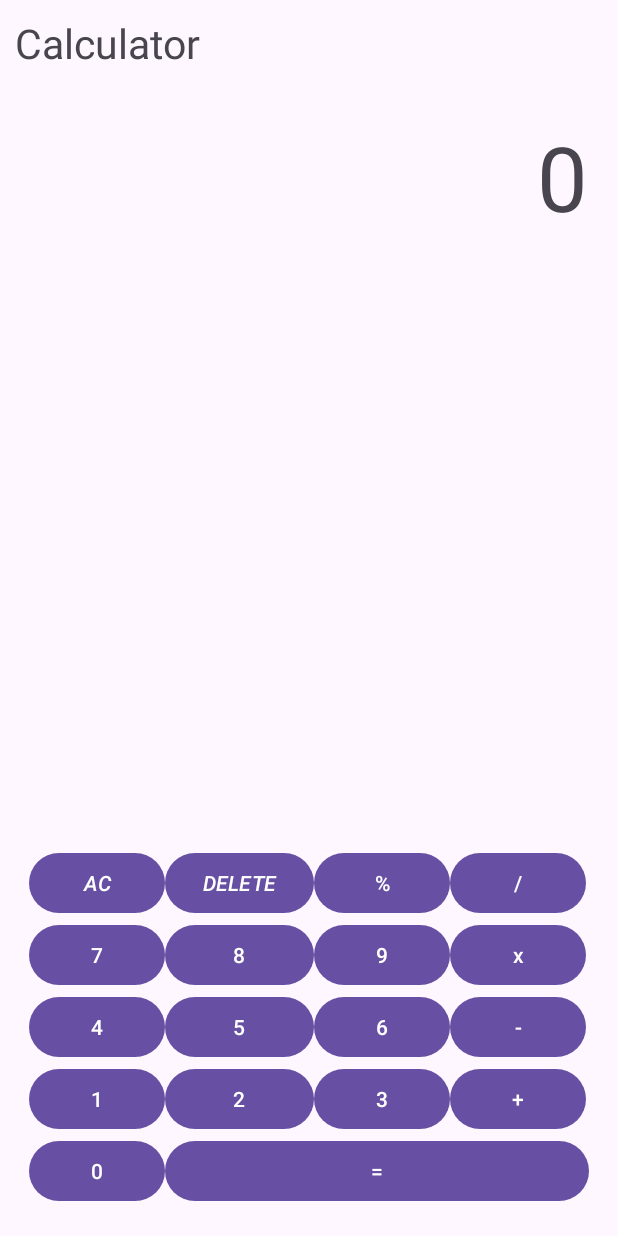
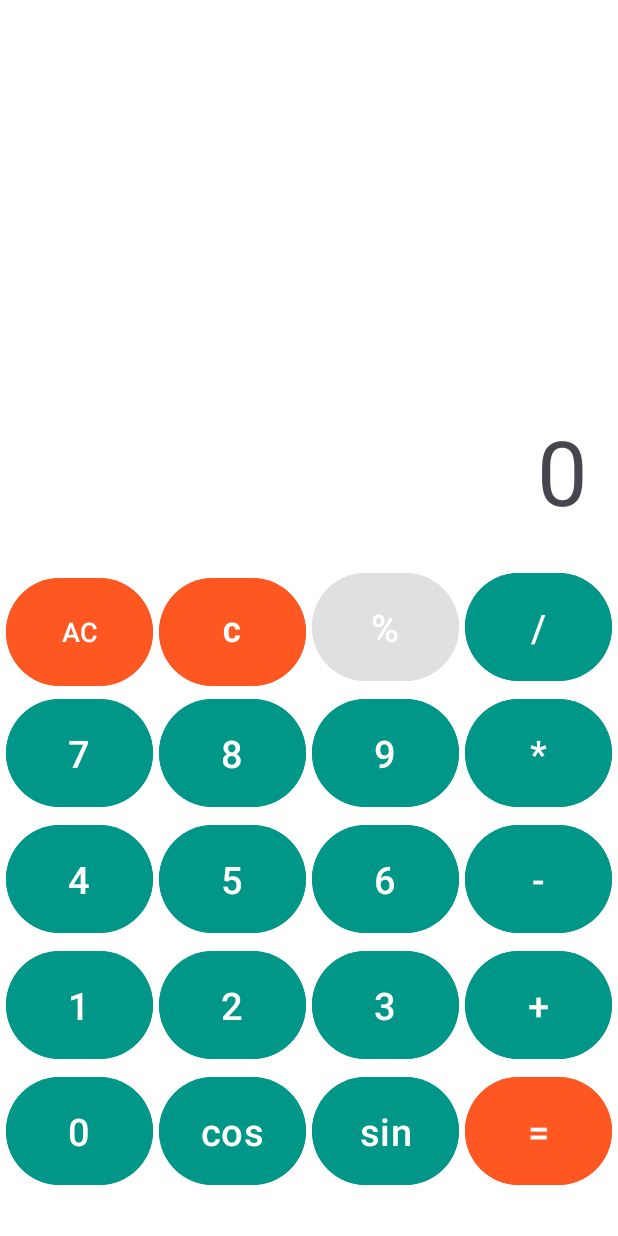
Before and after one commit to salmanmirr/Calculator-App, an Android app: the screen it shows after launch (MainActivity), on a phone screen of 412 x 824 dp. Run offline under Robolectric (Android 15) with nearby library versions, the phone set to English and light mode, and no system bars; 2 statements that could not run were skipped.

Commit message:
updated at 2:31

```diff
--- a/app/src/main/java/com/example/calculator/MainActivity.java
+++ b/app/src/main/java/com/example/calculator/MainActivity.java
@@ -1,8 +1,6 @@
 package com.example.calculator;
 
 import android.os.Bundle;
-
-import androidx.activity.EdgeToEdge;
 import androidx.appcompat.app.AppCompatActivity;
 import android.view.View;
 import android.widget.Button;
@@ -11,16 +9,12 @@ import android.widget.TextView;
 public class MainActivity extends AppCompatActivity {
 
     private TextView displayTextView;
-    private double firstNumber = 0;
-    private double secondNumber = 0;
-    private String operator = "";
     private boolean isNewOperation = true;
-
+    private StringBuilder expression = new StringBuilder();
 
     @Override
     protected void onCreate(Bundle savedInstanceState) {
         super.onCreate(savedInstanceState);
-        EdgeToEdge.enable(this);
         setContentView(R.layout.activity_main);
 
         displayTextView = findViewById(R.id.displayID);
@@ -41,70 +35,105 @@ public class MainActivity extends AppCompatActivity {
         findViewById(R.id.multiplyID).setOnClickListener(this::onOperatorClick);
         findViewById(R.id.divideID).setOnClickListener(this::onOperatorClick);
         findViewById(R.id.percentageID).setOnClickListener(this::onOperatorClick);
+        findViewById(R.id.sinID).setOnClickListener(this:: onSinClick);
+        findViewById(R.id.cosID).setOnClickListener(this:: onCosClick);
 
         findViewById(R.id.equalID).setOnClickListener(this::onEqualsClick);
 
         findViewById(R.id.acID).setOnClickListener(view -> clear());
 
+        findViewById(R.id.deleteID).setOnClickListener(view -> deleteLastCharacter());
+    }
 
-    }
 
     private void onNumberClick(View view) {
         Button button = (Button) view;
-        String currentText = displayTextView.getText().toString();
-
         if (isNewOperation) {
-            displayTextView.setText(button.getText().toString());
+            expression.setLength(0);
             isNewOperation = false;
-
-        } else {
-            displayTextView.setText(currentText + button.getText().toString());
         }
+        expression.append(button.getText().toString());
+        displayTextView.setText(expression.toString());
     }
 
     private void onOperatorClick(View view) {
         Button button = (Button) view;
-        firstNumber = Double.parseDouble(displayTextView.getText().toString());
-        operator = button.getText().toString();
+
+        if (!isNewOperation) {
+            expression.append(button.getText().toString());
+            displayTextView.setText(expression.toString());
+            isNewOperation = false;
+        }
+    }
+
+    private void onEqualsClick(View view) {
+
+        try {
+            double result = evaluateExpression(expression.toString());
+
+            if (result == (int) result) {
+                displayTextView.setText(String.valueOf((int) result));
+            } else {
+                displayTextView.setText(String.valueOf(result));
+            }
+
+        } catch (Exception e) {
+            displayTextView.setText("Error");
+        }
         isNewOperation = true;
     }
 
-    private void onEqualsClick(View view) {
+    private double evaluateExpression(String expr) {
         double result = 0;
-        switch (operator) {
-            case "+":
-                result = firstNumber + secondNumber;
-                break;
-            case "-":
-                result = firstNumber - secondNumber;
-                break;
-            case "*":
-                result = firstNumber * secondNumber;
-                break;
-            case "/":
-                if (secondNumber != 0) {
-                    result = firstNumber / secondNumber;
-                } else {
-                    displayTextView.setText("Error");
-                    operator = "";
-                    isNewOperation = true;
-                    return;
+        char lastOperator = '+';
+        StringBuilder numberBuilder = new StringBuilder();
+
+        for (char ch : expr.toCharArray()) {
+            if (Character.isDigit(ch) || ch == '.') {
+                numberBuilder.append(ch);
+            } else {
+                result = calculate(result, Double.parseDouble(numberBuilder.toString()), lastOperator);
+                lastOperator = ch;
+                numberBuilder.setLength(0);
+            }
+        }
+
+        if (numberBuilder.length() > 0) {
+            result = calculate(result, Double.parseDouble(numberBuilder.toString()), lastOperator);
+        }
+        return result;
+    }
+
+    private double calculate(double left, double right, char operator) {
+        switch(operator) {
+            case '+': return left + right;
+            case '-': return left - right;
+            case '*': return left * right;
+            case '/':
+                if (right == 0) {
+                    throw new ArithmeticException("Division by zero");
                 }
-                break;
+                return left / right;
+            case '%':
+                return left * (right / 100);
+            default: return 0;
+        }
+    }
+
+    private void deleteLastCharacter() {
+        if (expression.length() > 0) {
+            expression.deleteCharAt(expression.length() -1);
+            displayTextView.setText(expression.toString());
+            if (expression.length() == 0) {
+                displayTextView.setText("0");
+            }
+        }
+    }
 
 
-        }
-        displayTextView.setText(String.valueOf(result));
-        operator = "";
+    private void clear() {
+        expression.setLength(0);
+        displayTextView.setText("0");
         isNewOperation = true;
     }
-
-    private void clear() {
-        displayTextView.setText("0");
-        firstNumber = 0;
-        secondNumber = 0;
-        operator = "";
-        isNewOperation = true;
-    }
-
 }
--- a/app/src/main/res/layout/activity_main.xml
+++ b/app/src/main/res/layout/activity_main.xml
@@ -4,19 +4,10 @@
     xmlns:tools="http://schemas.android.com/tools"
     android:layout_width="match_parent"
     android:layout_height="match_parent"
-    tools:context=".MainActivity">
+    tools:context=".MainActivity"
+    android:background="@color/white">
 
 
-    <TextView
-        android:id="@+id/textViewID"
-        android:layout_width="wrap_content"
-        android:layout_height="wrap_content"
-        android:text="Calculator"
-        android:padding="10dp"
-        android:textSize="27dp"
-        android:layout_alignParentTop="true"
-        android:layout_alignParentLeft="true"
-        />
 
     <TextView
         android:id="@+id/displayID"
@@ -26,45 +17,67 @@
         android:text="0"
         android:textSize="60dp"
         android:padding="20dp"
-        android:layout_below="@+id/textViewID"/>
+        android:layout_above="@+id/tableLayoutID"/>
 
 
     <TableLayout
         android:id="@+id/tableLayoutID"
-        android:layout_width="match_parent"
-        android:layout_height="wrap_content"
+        android:layout_width="wrap_content"
+        android:layout_height="450dp"
         android:layout_alignParentBottom="true"
         android:stretchColumns="*"
-        android:padding="19dp">
+        android:padding="2dp">
+
+
+
 
         <TableRow>
 
             <Button
                 android:id="@+id/acID"
                 android:layout_width="0dp"
-                android:layout_height="wrap_content"
+                android:layout_height="80dp"
                 android:text="AC"
-                android:textStyle="italic"
-                android:padding="8dp"/>
+                android:padding="8dp"
+                android:layout_weight=".7"
+                android:layout_margin="2dp"
+                android:textSize="18dp"
+                android:backgroundTint="@color/coral"
+                />
 
             <Button
                 android:id="@+id/deleteID"
-                android:layout_width="wrap_content"
-                android:layout_height="wrap_content"
-                android:text="DELETE"
-                android:textStyle="italic"/>
+                android:layout_width="0dp"
+                android:layout_height="80dp"
+                android:text="C"
+                android:textStyle="bold"
+                android:padding="8dp"
+                android:layout_weight=".7"
+                android:layout_margin="2dp"
+                android:textSize="18dp"
+                android:backgroundTint="@color/coral"/>
 
             <Button
                 android:id="@+id/percentageID"
-                android:layout_width="wrap_content"
-                android:layout_height="wrap_content"
-                android:text="%" />
+                android:layout_width="0dp"
+                android:layout_height="80dp"
+                android:text="%"
+                android:padding="8dp"
+                android:layout_weight=".7"
+                android:layout_margin="2dp"
+                android:textSize="25dp"
+                android:backgroundTint="@color/lightGray"/>
 
             <Button
                 android:id="@+id/divideID"
-                android:layout_width="wrap_content"
-                android:layout_height="wrap_content"
-                android:text="/" />
+                android:layout_width="0dp"
+                android:layout_height="80dp"
+                android:text="/"
+                android:padding="8dp"
+                android:layout_weight=".7"
+                android:layout_margin="2dp"
+                android:textSize="25dp"
+                android:backgroundTint="@color/teal"/>
 
         </TableRow>
 
@@ -73,27 +86,46 @@
             <Button
                 android:id="@+id/oneID"
                 android:layout_width="0dp"
-                android:layout_height="wrap_content"
+                android:layout_height="80dp"
                 android:text="7"
-                android:padding="8dp"/>
+                android:padding="8dp"
+                android:layout_weight=".7"
+                android:layout_margin="2dp"
+                android:textSize="25dp"
+                android:backgroundTint="@color/teal"/>
 
             <Button
                 android:id="@+id/twoID"
-                android:layout_width="wrap_content"
-                android:layout_height="wrap_content"
-                android:text="8" />
+                android:layout_width="0dp"
+                android:layout_height="80dp"
+                android:text="8"
+                android:padding="8dp"
+                android:layout_weight=".7"
+                android:layout_margin="2dp"
+                android:textSize="25dp"
+                android:backgroundTint="@color/teal"/>
 
             <Button
                 android:id="@+id/threeID"
-                android:layout_width="wrap_content"
-                android:layout_height="wrap_content"
-                android:text="9" />
+                android:layout_width="0dp"
+                android:layout_height="80dp"
+                android:text="9"
+                android:padding="8dp"
+                android:layout_weight=".7"
+                android:layout_margin="2dp"
+                android:textSize="25dp"
+                android:backgroundTint="@color/teal"/>
 
             <Button
                 android:id="@+id/multiplyID"
-                android:layout_width="wrap_content"
-                android:layout_height="wrap_content"
-                android:text="x" />
+                android:layout_width="0dp"
+                android:layout_height="80dp"
+                android:text="*"
+                android:padding="8dp"
+                android:layout_weight=".7"
+                android:layout_margin="2dp"
+                android:textSize="25dp"
+                android:backgroundTint="@color/teal"/>
 
         </TableRow>
 
@@ -102,27 +134,47 @@
 
             <Button
                 android:id="@+id/fourID"
-                android:layout_width="wrap_content"
-                android:layout_height="wrap_content"
-                android:text="4" />
+                android:layout_width="0dp"
+                android:layout_height="80dp"
+                android:text="4"
+                android:padding="8dp"
+                android:layout_weight=".7"
+                android:layout_margin="2dp"
+                android:textSize="25dp"
+                android:backgroundTint="@color/teal"/>
 
             <Button
                 android:id="@+id/fiveID"
-                android:layout_width="wrap_content"
-                android:layout_height="wrap_content"
-                android:text="5" />
+                android:layout_width="0dp"
+                android:layout_height="80dp"
+                android:text="5"
+                android:padding="8dp"
+                android:layout_weight=".7"
+                android:layout_margin="2dp"
+                android:textSize="25dp"
+                android:backgroundTint="@color/teal"/>
 
             <Button
                 android:id="@+id/sixID"
-                android:layout_width="wrap_content"
-                android:layout_height="wrap_content"
-                android:text="6" />
+                android:layout_width="0dp"
+                android:layout_height="80dp"
+                android:text="6"
+                android:padding="8dp"
+                android:layout_weight=".7"
+                android:layout_margin="2dp"
+                android:textSize="25dp"
+                android:backgroundTint="@color/teal"/>
 
             <Button
                 android:id="@+id/subtractID"
-                android:layout_width="wrap_content"
-                android:layout_height="wrap_content"
-                android:text="-" />
+                android:layout_width="0dp"
+                android:layout_height="80dp"
+                android:text="-"
+                android:padding="8dp"
+                android:layout_weight=".7"
+                android:layout_margin="2dp"
+                android:textSize="25dp"
+                android:backgroundTint="@color/teal"/>
 
         </TableRow>
 
@@ -131,27 +183,48 @@
 
             <Button
                 android:id="@+id/sevenID"
-                android:layout_width="wrap_content"
-                android:layout_height="wrap_content"
-                android:text="1" />
+                android:layout_width="0dp"
+                android:layout_height="80dp"
+                android:text="1"
+                android:padding="8dp"
+                android:layout_weight=".7"
+                android:layout_margin="2dp"
+                android:textSize="25dp"
+                android:backgroundTint="@color/teal"/>
 
             <Button
                 android:id="@+id/eightID"
-                android:layout_width="wrap_content"
-                android:layout_height="wrap_content"
-                android:text="2" />
+                android:layout_width="0dp"
+                android:layout_height="80dp"
+                android:text="2"
+                android:padding="8dp"
+                android:layout_weight=".7"
+                android:layout_margin="2dp"
+                android:textSize="25dp"
+                android:backgroundTint="@color/teal"/>
 
             <Button
                 android:id="@+id/nineID"
-                android:layout_width="wrap_content"
-                android:layout_height="wrap_content"
-                android:text="3" />
+                android:layout_width="0dp"
+                android:layout_height="80dp"
+                android:text="3"
+                android:padding="8dp"
+                android:layout_weight=".7"
+                android:layout_margin="2dp"
+                android:textSize="25dp"
+                android:backgroundTint="@color/teal"
+                />
 
             <Button
                 android:id="@+id/addID"
-                android:layout_width="wrap_content"
-                android:layout_height="wrap_content"
-                android:text="+" />
+                android:layout_width="0dp"
+                android:layout_height="80dp"
+                android:text="+"
+                android:padding="8dp"
+                android:layout_weight=".7"
+                android:layout_margin="2dp"
+                android:textSize="25dp"
+                android:backgroundTint="@color/teal"/>
 
         </TableRow>
 
@@ -159,16 +232,49 @@
 
             <Button
                 android:id="@+id/zeroID"
-                android:layout_width="wrap_content"
-                android:layout_height="wrap_content"
-                android:text="0" />
+                android:layout_width="0dp"
+                android:layout_height="80dp"
+                android:text="0"
+                android:padding="8dp"
+                android:layout_weight=".7"
+                android:layout_margin="2dp"
+                android:textSize="25dp"
+                android:backgroundTint="@color/teal"/>
+
+            <Button
+                android:id="@+id/cosID"
+                android:layout_width="0dp"
+                android:layout_height="80dp"
+                android:text="cos"
+                android:padding="8dp"
+                android:layout_weight=".7"
+                android:layout_margin="2dp"
+                android:textSize="25dp"
+                android:backgroundTint="@color/teal"/>
+
+            <Button
+                android:id="@+id/sinID"
+                android:layout_width="0dp"
+                android:layout_height="80dp"
+                android:text="sin"
+                android:padding="8dp"
+                android:layout_weight=".7"
+                android:layout_margin="2dp"
+                android:textSize="25dp"
+                android:backgroundTint="@color/teal"/>
 
             <Button
                 android:id="@+id/equalID"
-                android:layout_height="wrap_content"
+                android:layout_height="80dp"
                 android:layout_width="0dp"
-                android:layout_weight="3"
-                android:text="="/>
+                android:layout_weight=".7"
+                android:text="="
+                android:padding="8dp"
+                android:layout_margin="2dp"
+                android:textSize="25dp"
+                android:backgroundTint="@color/coral"/>
+
+
 
         </TableRow>
 
--- a/app/src/main/res/values/colors.xml
+++ b/app/src/main/res/values/colors.xml
@@ -1,5 +1,21 @@
 <?xml version="1.0" encoding="utf-8"?>
+
 <resources>
     <color name="black">#FF000000</color>
     <color name="white">#FFFFFFFF</color>
+    <color name="lightBlue">#D4F6FF</color>
+    <color name="lightOrange">#FFDDAE</color>
+    <color name="superLightBlue">#FBFBFB</color>
+    <color name="anotherBlue">#C6E7FF</color>
+    <color name="someGray">#A6AEBF</color>
+    <color name="darkOrange">#FFCF9D</color>
+    <color name="diffBlue">#4A628A</color>
+    <color name="charcoalBlack">#333333</color>
+    <color name="teal">#009688 </color>
+    <color name="coral">#FF5722</color>
+    <color name="lightGray">#E0E0E0</color>
+    <color name="lightTeal">#B2DFDB</color>
+
+
+
 </resources>
--- /dev/null
+++ b/app/src/main/res/xml/styles.xml
@@ -0,0 +1,8 @@
+<style name="CalculatorButton" parent="Widget.AppCompat.Button">
+    <item name="android:layout_width">0dp</item>
+    <item name="android:layout_height">80dp</item>
+    <item name="android:layout_weight">1</item>
+    <item name="android:padding">8dp</item>
+    <item name="android:textSize">20sp</item>
+
+</style>
```
